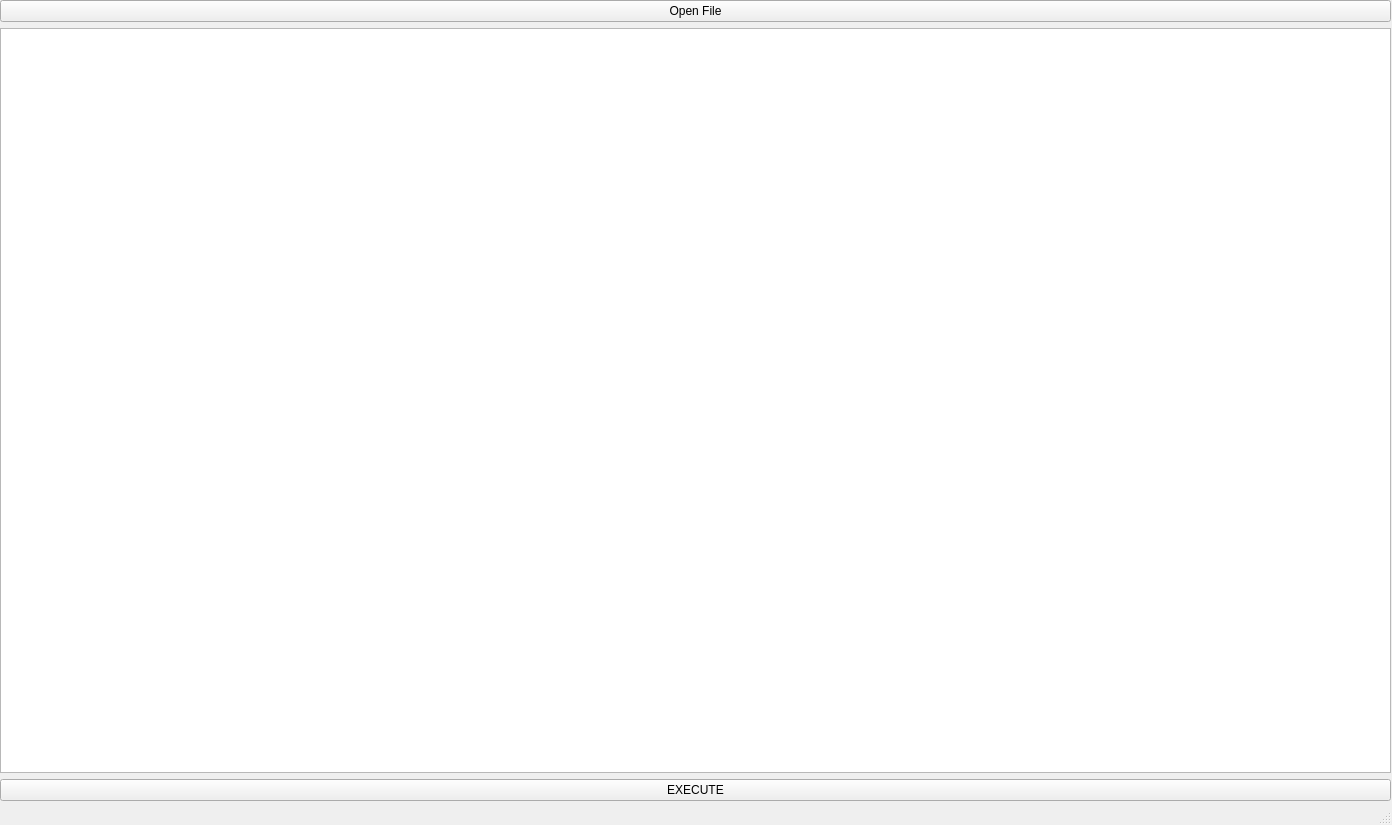
Old version of the form gui.ui in the repository cslabiano/cmsc124-project.
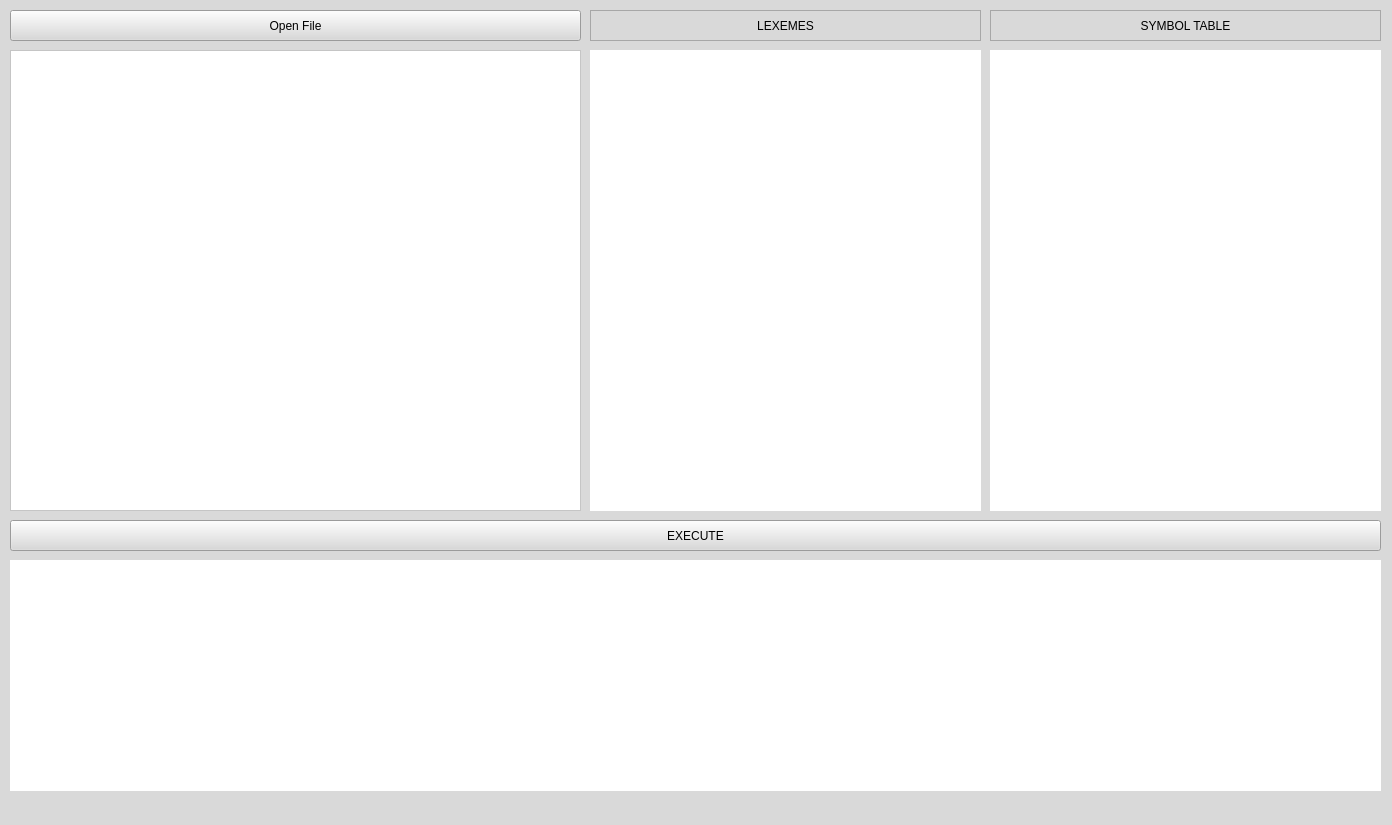
New version of the form.

Commit message: complete basic ui

```diff
--- a/gui.ui
+++ b/gui.ui
@@ -11,41 +11,154 @@
    </rect>
   </property>
   <property name="windowTitle">
-   <string>MainWindow</string>
+   <string>LOL Code Interpreter</string>
+  </property>
+  <property name="styleSheet">
+   <string notr="true">background: rgb(217, 217, 217)</string>
   </property>
   <widget class="QWidget" name="centralwidget">
-   <widget class="QWidget" name="verticalLayoutWidget">
+   <widget class="QPushButton" name="execute_button">
     <property name="geometry">
      <rect>
-      <x>0</x>
-      <y>0</y>
-      <width>1391</width>
-      <height>801</height>
+      <x>10</x>
+      <y>520</y>
+      <width>1371</width>
+      <height>31</height>
      </rect>
     </property>
-    <layout class="QVBoxLayout" name="verticalLayout">
-     <item>
-      <widget class="QPushButton" name="open_file_button">
-       <property name="text">
-        <string>Open File</string>
-       </property>
-      </widget>
-     </item>
-     <item>
-      <widget class="QTextEdit" name="print_file_name">
-       <property name="text">
-        <string/>
-       </property>
-      </widget>
-     </item>
-     <item>
-      <widget class="QPushButton" name="execute_button">
-       <property name="text">
-        <string>EXECUTE</string>
-       </property>
-      </widget>
-     </item>
-    </layout>
+    <property name="text">
+     <string>EXECUTE</string>
+    </property>
+   </widget>
+   <widget class="QPushButton" name="open_file_button">
+    <property name="geometry">
+     <rect>
+      <x>10</x>
+      <y>10</y>
+      <width>571</width>
+      <height>31</height>
+     </rect>
+    </property>
+    <property name="text">
+     <string>Open File</string>
+    </property>
+    <property name="autoDefault">
+     <bool>false</bool>
+    </property>
+    <property name="default">
+     <bool>false</bool>
+    </property>
+    <property name="flat">
+     <bool>false</bool>
+    </property>
+   </widget>
+   <widget class="QTextEdit" name="print_file">
+    <property name="geometry">
+     <rect>
+      <x>10</x>
+      <y>50</y>
+      <width>571</width>
+      <height>461</height>
+     </rect>
+    </property>
+    <property name="autoFillBackground">
+     <bool>false</bool>
+    </property>
+    <property name="styleSheet">
+     <string notr="true">background: white</string>
+    </property>
+   </widget>
+   <widget class="QLabel" name="console">
+    <property name="geometry">
+     <rect>
+      <x>10</x>
+      <y>560</y>
+      <width>1371</width>
+      <height>231</height>
+     </rect>
+    </property>
+    <property name="styleSheet">
+     <string notr="true">background: white</string>
+    </property>
+    <property name="text">
+     <string/>
+    </property>
+   </widget>
+   <widget class="QLabel" name="display_lexemes">
+    <property name="geometry">
+     <rect>
+      <x>590</x>
+      <y>50</y>
+      <width>391</width>
+      <height>461</height>
+     </rect>
+    </property>
+    <property name="styleSheet">
+     <string notr="true">background: white</string>
+    </property>
+    <property name="text">
+     <string/>
+    </property>
+   </widget>
+   <widget class="QLabel" name="display_symbols">
+    <property name="geometry">
+     <rect>
+      <x>990</x>
+      <y>50</y>
+      <width>391</width>
+      <height>461</height>
+     </rect>
+    </property>
+    <property name="styleSheet">
+     <string notr="true">background: white</string>
+    </property>
+    <property name="text">
+     <string/>
+    </property>
+   </widget>
+   <widget class="QLabel" name="label_lexemes">
+    <property name="geometry">
+     <rect>
+      <x>590</x>
+      <y>10</y>
+      <width>391</width>
+      <height>31</height>
+     </rect>
+    </property>
+    <property name="styleSheet">
+     <string notr="true"/>
+    </property>
+    <property name="frameShape">
+     <enum>QFrame::StyledPanel</enum>
+    </property>
+    <property name="text">
+     <string>LEXEMES</string>
+    </property>
+    <property name="alignment">
+     <set>Qt::AlignCenter</set>
+    </property>
+   </widget>
+   <widget class="QLabel" name="label_symbols">
+    <property name="geometry">
+     <rect>
+      <x>990</x>
+      <y>10</y>
+      <width>391</width>
+      <height>31</height>
+     </rect>
+    </property>
+    <property name="styleSheet">
+     <string notr="true"/>
+    </property>
+    <property name="frameShape">
+     <enum>QFrame::StyledPanel</enum>
+    </property>
+    <property name="text">
+     <string>SYMBOL TABLE</string>
+    </property>
+    <property name="alignment">
+     <set>Qt::AlignCenter</set>
+    </property>
    </widget>
   </widget>
   <widget class="QStatusBar" name="statusbar"/>
```
The commit also changes 3 other files.
